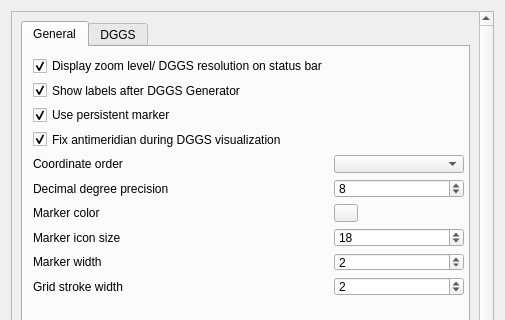
The window that ui/settings.ui (opengeoshub/vgridtools) describes before a commit, drawn with Qt 5; both pictures show x 0 to 505 and y 0 to 320 of the 505 by 780 pixel window.
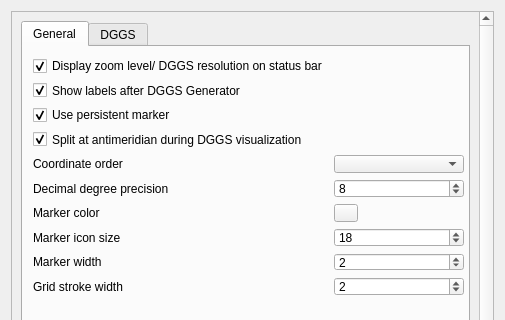
The same window after the commit. The open tabs and pages were chosen to show the change. Custom widgets are drawn as their Qt base class.

What changed in the file:
```diff
--- a/ui/settings.ui
+++ b/ui/settings.ui
@@ -26,7 +26,7 @@
       <property name="geometry">
        <rect>
         <x>0</x>
-        <y>-299</y>
+        <y>0</y>
         <width>468</width>
         <height>1030</height>
        </rect>
@@ -195,7 +195,7 @@
             <item row="3" column="0">
              <widget class="QCheckBox" name="fixAntimeridianCheckBox">
               <property name="text">
-               <string>Fix antimeridian during DGGS visualization</string>
+               <string>Split at antimeridian during DGGS visualization</string>
               </property>
               <property name="checked">
                <bool>true</bool>
```
Left out of the diff: 4 changed lines with no effect on the pictures.
